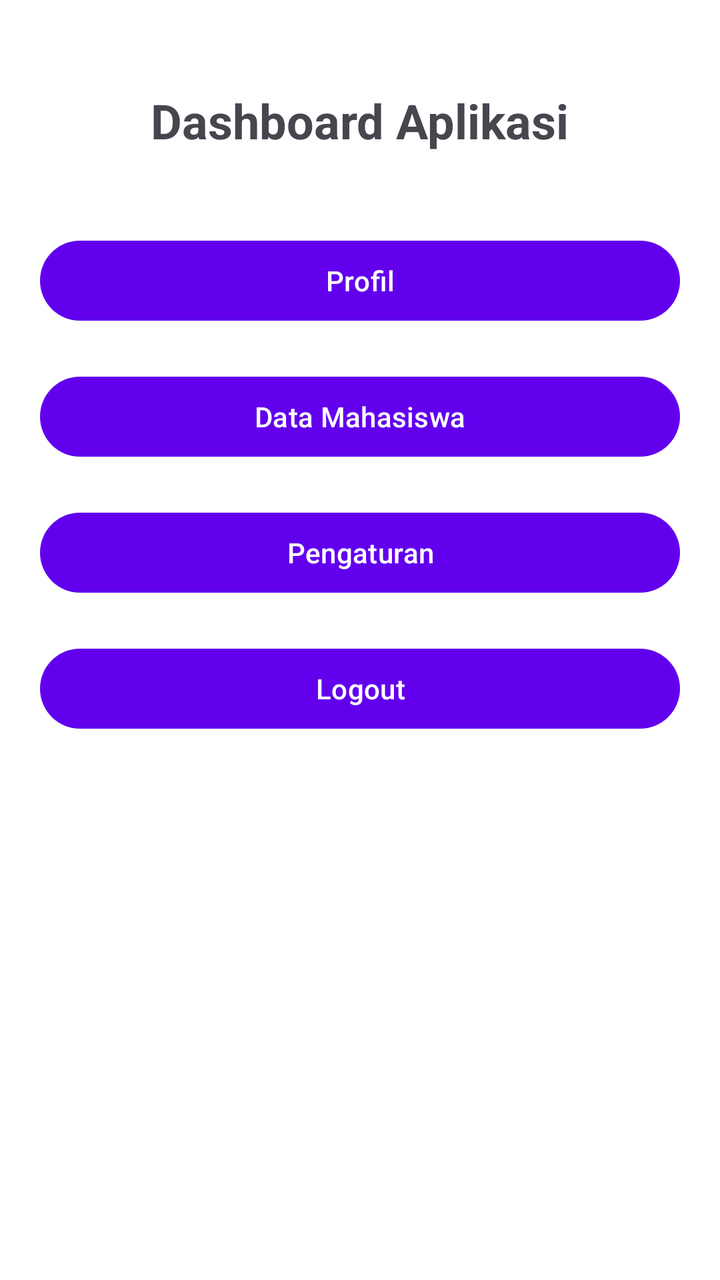
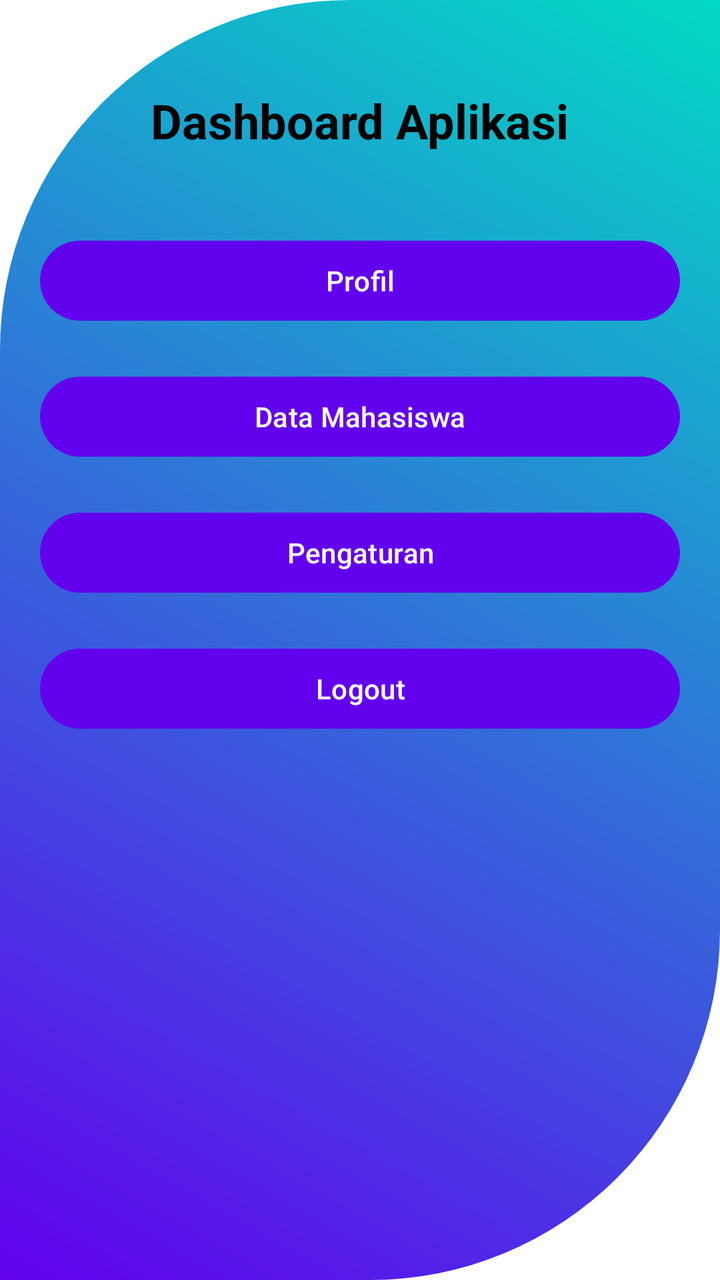

An Android layout rendered at two revisions. The XML below is the earlier revision; the diff shows what the commit changed to produce the second picture.
<!-- AndroidManifest.xml: application theme Theme.Aplikasi_Data_Mahasiswa -->
<!-- res/layout/activity_main.xml -->
<?xml version="1.0" encoding="utf-8"?>
<androidx.constraintlayout.widget.ConstraintLayout xmlns:android="http://schemas.android.com/apk/res/android"
    xmlns:app="http://schemas.android.com/apk/res-auto"
    android:layout_width="match_parent"
    android:layout_height="match_parent"
    android:padding="20dp">

    
    <TextView
        android:id="@+id/tvTitle"
        android:layout_width="wrap_content"
        android:layout_height="wrap_content"
        android:text="Dashboard Aplikasi"
        android:textSize="24sp"
        android:textStyle="bold"
        app:layout_constraintTop_toTopOf="parent"
        app:layout_constraintStart_toStartOf="parent"
        app:layout_constraintEnd_toEndOf="parent"
        android:layout_marginTop="24dp" />

    
    <Button
        android:id="@+id/btnMenu1"
        android:layout_width="0dp"
        android:layout_height="wrap_content"
        android:text="Profil"
        app:layout_constraintTop_toBottomOf="@+id/tvTitle"
        android:layout_marginTop="40dp"
        app:layout_constraintStart_toStartOf="parent"
        app:layout_constraintEnd_toEndOf="parent" />

    
    <Button
        android:id="@+id/btnMenu2"
        android:layout_width="0dp"
        android:layout_height="wrap_content"
        android:text="Data Mahasiswa"
        android:layout_marginTop="20dp"
        app:layout_constraintTop_toBottomOf="@id/btnMenu1"
        app:layout_constraintStart_toStartOf="parent"
        app:layout_constraintEnd_toEndOf="parent" />

    
    <Button
        android:id="@+id/btnMenu3"
        android:layout_width="0dp"
        android:layout_height="wrap_content"
        android:text="Pengaturan"
        android:layout_marginTop="20dp"
        app:layout_constraintTop_toBottomOf="@id/btnMenu2"
        app:layout_constraintStart_toStartOf="parent"
        app:layout_constraintEnd_toEndOf="parent" />

    
    <Button
        android:id="@+id/btnMenu4"
        android:layout_width="0dp"
        android:layout_height="wrap_content"
        android:text="Logout"
        android:layout_marginTop="20dp"
        app:layout_constraintTop_toBottomOf="@id/btnMenu3"
        app:layout_constraintStart_toStartOf="parent"
        app:layout_constraintEnd_toEndOf="parent" />

</androidx.constraintlayout.widget.ConstraintLayout>
<!-- resources referenced by this layout -->
<resources>
  <style name="Theme.Aplikasi_Data_Mahasiswa" parent="Base.Theme.Aplikasi_Data_Mahasiswa" />
  <style name="Base.Theme.Aplikasi_Data_Mahasiswa" parent="Theme.Material3.DayNight.NoActionBar">
          
          <item name="colorPrimary">@color/primary</item>
          <item name="colorPrimaryDark">@color/primary_dark</item>
          <item name="colorAccent">@color/accent</item>
  
          
          <item name="android:colorBackground">@color/background</item>
          <item name="colorSurface">@color/surface</item>
  
          
          <item name="android:textColorPrimary">@color/text_primary</item>
          <item name="android:textColorSecondary">@color/text_secondary</item>
          <item name="android:textColorHint">@color/text_hint</item>
      </style>
  <color name="primary">#6200EE</color>
  <color name="primary_dark">#3700B3</color>
  <color name="accent">#03DAC5</color>
  <color name="background">#FFFFFF</color>
  <color name="surface">#FFFFFF</color>
  <color name="text_primary">#212121</color>
  <color name="text_secondary">#757575</color>
  <color name="text_hint">#9E9E9E</color>
</resources>

<!-- the commit's change to res/layout/activity_main.xml (unified diff, before → after) -->
@@ -3,7 +3,8 @@
     xmlns:app="http://schemas.android.com/apk/res-auto"
     android:layout_width="match_parent"
     android:layout_height="match_parent"
-    android:padding="20dp">
+    android:padding="20dp"
+    android:background="@drawable/custom_background">
 
     
     <TextView
@@ -16,7 +17,8 @@
         app:layout_constraintTop_toTopOf="parent"
         app:layout_constraintStart_toStartOf="parent"
         app:layout_constraintEnd_toEndOf="parent"
-        android:layout_marginTop="24dp" />
+        android:layout_marginTop="24dp"
+        android:textColor="@color/black" />
 
     
     <Button
@@ -24,10 +26,11 @@
         android:layout_width="0dp"
         android:layout_height="wrap_content"
         android:text="Profil"
+        android:layout_marginTop="40dp"
         app:layout_constraintTop_toBottomOf="@+id/tvTitle"
-        android:layout_marginTop="40dp"
         app:layout_constraintStart_toStartOf="parent"
-        app:layout_constraintEnd_toEndOf="parent" />
+        app:layout_constraintEnd_toEndOf="parent"
+        android:textColor="@android:color/white" />
 
     
     <Button
@@ -38,7 +41,8 @@
         android:layout_marginTop="20dp"
         app:layout_constraintTop_toBottomOf="@id/btnMenu1"
         app:layout_constraintStart_toStartOf="parent"
-        app:layout_constraintEnd_toEndOf="parent" />
+        app:layout_constraintEnd_toEndOf="parent"
+        android:textColor="@android:color/white" />
 
     
     <Button
@@ -49,7 +53,8 @@
         android:layout_marginTop="20dp"
         app:layout_constraintTop_toBottomOf="@id/btnMenu2"
         app:layout_constraintStart_toStartOf="parent"
-        app:layout_constraintEnd_toEndOf="parent" />
+        app:layout_constraintEnd_toEndOf="parent"
+        android:textColor="@android:color/white" />
 
     
     <Button
@@ -60,6 +65,7 @@
         android:layout_marginTop="20dp"
         app:layout_constraintTop_toBottomOf="@id/btnMenu3"
         app:layout_constraintStart_toStartOf="parent"
-        app:layout_constraintEnd_toEndOf="parent" />
+        app:layout_constraintEnd_toEndOf="parent"
+        android:textColor="@android:color/white" />
 
 </androidx.constraintlayout.widget.ConstraintLayout>
<!-- resource entries referenced after the edit -->
@@ -1,5 +1,21 @@
 <!-- resources referenced by this layout -->
 <resources>
+  <color name="black">#FF000000</color>
+  <!-- drawable custom_background (drawable) -->
+  <?xml version="1.0" encoding="utf-8"?>
+  <layer-list xmlns:android="http://schemas.android.com/apk/res/android">
+      <item>
+          <shape android:shape="rectangle">
+              <gradient
+                  android:startColor="@color/primary"
+                  android:endColor="@color/accent"
+                  android:angle="45" />
+              <corners
+                  android:topLeftRadius="175dp"
+                  android:bottomRightRadius="175dp" />
+          </shape>
+      </item>
+  </layer-list>
   <style name="Theme.Aplikasi_Data_Mahasiswa" parent="Base.Theme.Aplikasi_Data_Mahasiswa" />
   <style name="Base.Theme.Aplikasi_Data_Mahasiswa" parent="Theme.Material3.DayNight.NoActionBar">
           
